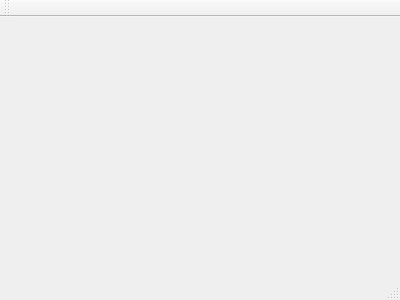
This is mainwindow.ui in MagMauk/JackalsPyramid as Qt 5 draws it before an edit. The edited form follows.
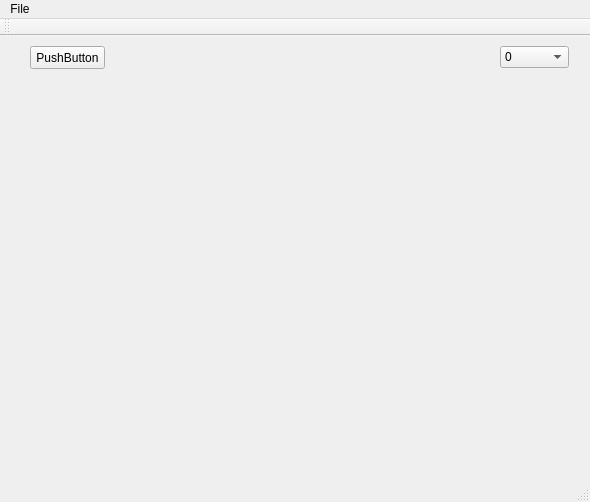
This is the edited form.

Diff of the .ui file:
```diff
--- a/mainwindow.ui
+++ b/mainwindow.ui
@@ -1,24 +1,96 @@
 <ui version="4.0">
  <class>MainWindow</class>
- <widget class="QMainWindow" name="MainWindow" >
-  <property name="geometry" >
+ <widget class="QMainWindow" name="MainWindow">
+  <property name="geometry">
    <rect>
     <x>0</x>
     <y>0</y>
-    <width>400</width>
-    <height>300</height>
+    <width>590</width>
+    <height>502</height>
    </rect>
   </property>
   <property name="windowTitle" >
    <string>MainWindow</string>
   </property>
-  <widget class="QMenuBar" name="menuBar" />
-  <widget class="QToolBar" name="mainToolBar" />
-  <widget class="QWidget" name="centralWidget" />
-  <widget class="QStatusBar" name="statusBar" />
+  <widget class="QWidget" name="centralWidget">
+   <widget class="QComboBox" name="comboBox">
+    <property name="geometry">
+     <rect>
+      <x>500</x>
+      <y>10</y>
+      <width>69</width>
+      <height>22</height>
+     </rect>
+    </property>
+    <property name="currentText">
+     <string>0</string>
+    </property>
+    <property name="currentIndex">
+     <number>0</number>
+    </property>
+    <item>
+     <property name="text">
+      <string>0</string>
+     </property>
+    </item>
+    <item>
+     <property name="text">
+      <string>1</string>
+     </property>
+    </item>
+    <item>
+     <property name="text">
+      <string>2</string>
+     </property>
+    </item>
+   </widget>
+   <widget class="QPushButton" name="pushButton">
+    <property name="geometry">
+     <rect>
+      <x>30</x>
+      <y>10</y>
+      <width>75</width>
+      <height>23</height>
+     </rect>
+    </property>
+    <property name="text">
+     <string>PushButton</string>
+    </property>
+   </widget>
+  </widget>
+  <widget class="QMenuBar" name="menuBar">
+   <property name="geometry">
+    <rect>
+     <x>0</x>
+     <y>0</y>
+     <width>590</width>
+     <height>21</height>
+    </rect>
+   </property>
+   <widget class="QMenu" name="menuFile">
+    <property name="title">
+     <string>File</string>
+    </property>
+    <addaction name="actionOpen"/>
+   </widget>
+   <addaction name="menuFile"/>
+  </widget>
+  <widget class="QToolBar" name="mainToolBar">
+   <attribute name="toolBarArea">
+    <enum>TopToolBarArea</enum>
+   </attribute>
+   <attribute name="toolBarBreak">
+    <bool>false</bool>
+   </attribute>
+  </widget>
+  <widget class="QStatusBar" name="statusBar"/>
+  <action name="actionOpen">
+   <property name="text">
+    <string>Open</string>
+   </property>
+  </action>
  </widget>
- <layoutDefault spacing="6" margin="11" />
- <pixmapfunction></pixmapfunction>
+ <layoutdefault spacing="6" margin="11"/>
  <resources/>
  <connections/>
 </ui>
```
Left out of the diff: 25 changed lines with no effect on the pictures.
